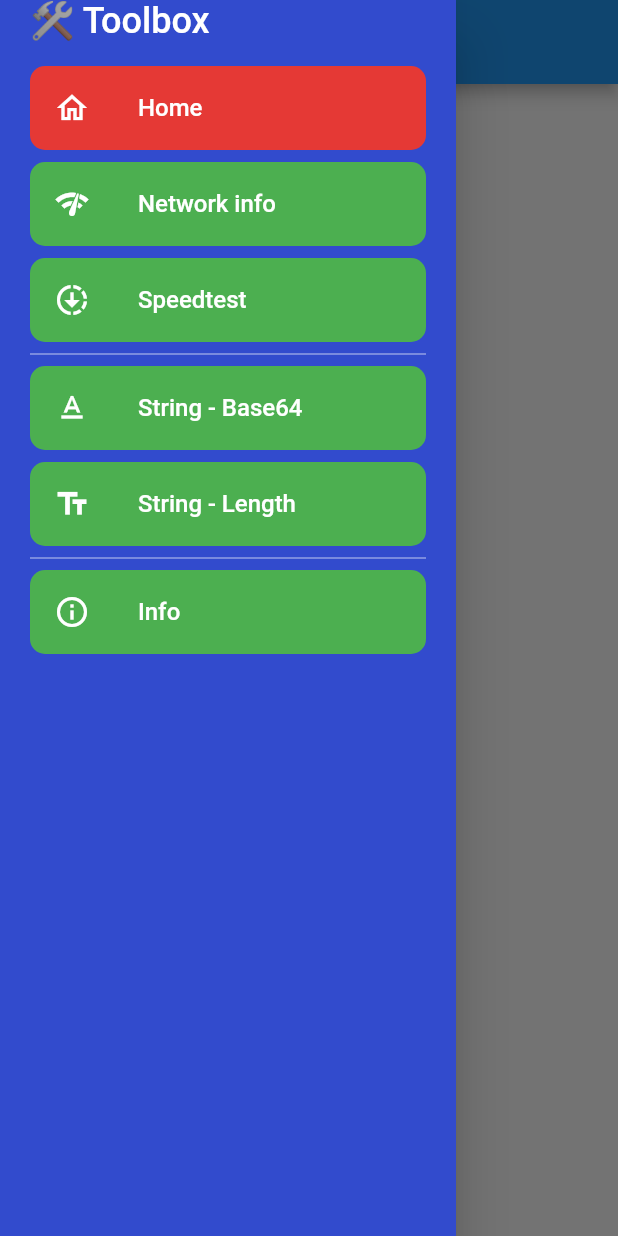
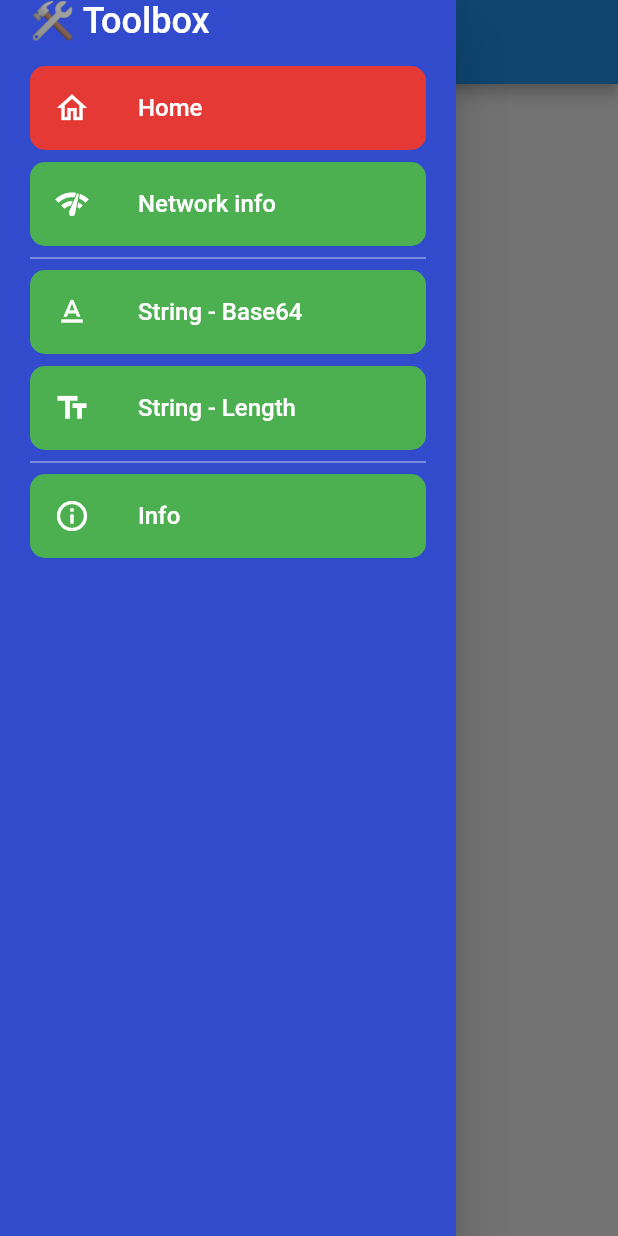
Before and after one commit to simusr2/toolbox, a Flutter app: the SpeedtestPage screen opened directly, with the side drawer open, on a phone screen of 412 x 824 dp. Run offline on Flutter 3.47's test engine with Material 2 defaults, Android fonts, the phone set to English and light mode, and no system bars; our stand-ins replace connectivity_plus, device_info_plus; missing offline and left inert: dart_ipify, internet_speed_test.

Commit message:
Remove SpeedTest page (TODO: show if Android/iOS)

```diff
--- a/lib/main.dart
+++ b/lib/main.dart
@@ -69,8 +69,8 @@
         return const PingPage();
       case NavigationItem.networkInfo:
         return const NetworkInfoPage();
-      case NavigationItem.speedtest:
-        return const SpeedtestPage();
+      // case NavigationItem.speedtest:
+      //   return const SpeedtestPage();
       case NavigationItem.info:
         return const InfoPage();
       case NavigationItem.stringBase64:
--- a/lib/model/navigation_item.dart
+++ b/lib/model/navigation_item.dart
@@ -3,7 +3,7 @@ enum NavigationItem {
   ping,
   info,
   networkInfo,
-  speedtest,
+  //speedtest,
   stringBase64,
   stringLength
 }
--- a/lib/widget/navigation_drawer_widget.dart
+++ b/lib/widget/navigation_drawer_widget.dart
@@ -39,13 +39,13 @@ class NavigationDrawerWidget extends StatelessWidget {
                     text: 'Network info',
                     icon: Icons.network_check_outlined,
                   ),
-                  const SizedBox(height: itemSeparatorSizedBoxHeight),
-                  buildMenuItem(
-                    context,
-                    navigationItem: NavigationItem.speedtest,
-                    text: 'Speedtest',
-                    icon: Icons.downloading,
-                  ),
+                  // const SizedBox(height: itemSeparatorSizedBoxHeight),
+                  // buildMenuItem(
+                  //   context,
+                  //   navigationItem: NavigationItem.speedtest,
+                  //   text: 'Speedtest',
+                  //   icon: Icons.downloading,
+                  // ),
                   const Divider(color: Colors.white70),
                   buildMenuItem(
                     context,
```
